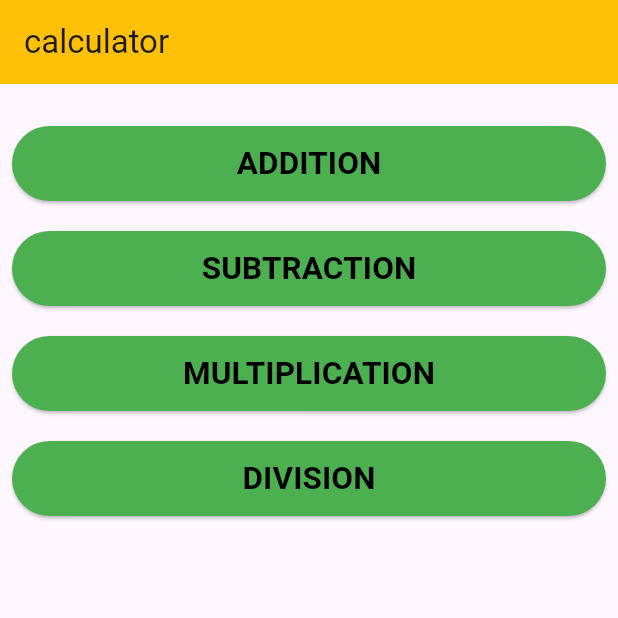
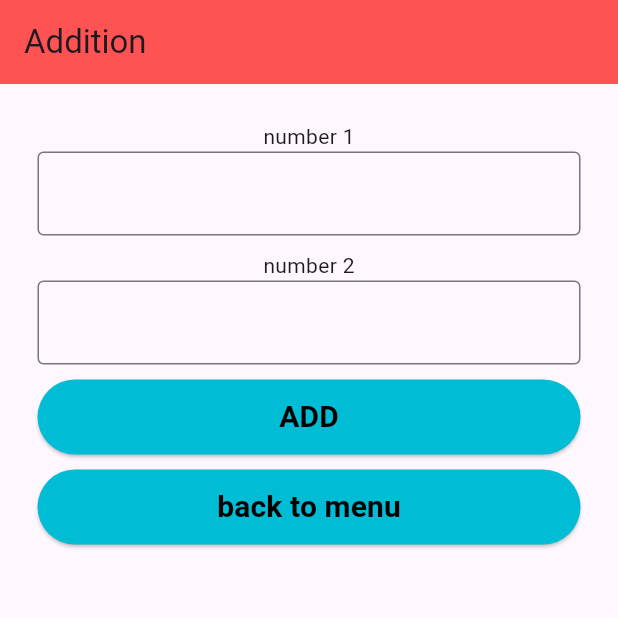
Before and after one commit to Alfiya6282823310/Calculator-app-flutter, a Flutter app: the screen it shows after launch, after a tap on "ADDITION", on a phone screen of 412 x 824 dp, the top half of it. Run offline on Flutter 3.47's test engine with Material 3 defaults, Android fonts, the phone set to English and light mode, and no system bars.

Commit message:
addition completed

```diff
--- /dev/null
+++ b/lib/pages/addition.dart
@@ -0,0 +1,69 @@
+import 'package:flutter/material.dart';
+
+class additionpage extends StatelessWidget {
+  const additionpage({super.key});
+
+  @override
+  Widget build(BuildContext context) {
+    return MaterialApp(
+      home: Scaffold(
+        appBar: AppBar(
+          backgroundColor: Colors.redAccent,
+          title: Text("Addition"),
+        ),
+        body: Padding(
+          padding: const EdgeInsets.all(25.0),
+          child: Container(
+          child: Column(
+            children: [
+              Text("number 1"),
+              TextField(
+                decoration: InputDecoration(
+          border: OutlineInputBorder()
+                ),
+              ),
+              SizedBox(height: 10,),
+              Text("number 2"),
+              TextField(
+                decoration: InputDecoration(
+          border: OutlineInputBorder()
+                ),
+              ),
+              SizedBox(height: 10,),
+              SizedBox(
+                width: 400,
+                height: 50,
+                child: ElevatedButton(
+                    style: ElevatedButton.styleFrom(
+                      backgroundColor: Colors.cyan
+                    ),
+                    onPressed: (){}, child:
+                Text("ADD",
+                style: TextStyle(color: Colors.black,
+                fontSize: 20,
+                fontWeight: FontWeight.bold),)),
+              ),
+              SizedBox(height: 10,),
+              SizedBox(
+                width: 400,
+                height: 50,
+                child: ElevatedButton(
+                  style: ElevatedButton.styleFrom(
+                    backgroundColor: Colors.cyan
+                  ),
+                    onPressed: (){
+                  Navigator.pop(context);
+                }, child:
+                Text("back to menu",
+                style: TextStyle(color: Colors.black,
+                    fontSize: 20,
+                    fontWeight: FontWeight.bold),)),
+              )
+            ],
+          ),
+          ),
+        ),
+      ),
+    );
+  }
+}
--- a/lib/pages/homepage.dart
+++ b/lib/pages/homepage.dart
@@ -1,3 +1,4 @@
+import 'package:calculator/pages/addition.dart';
 import 'package:flutter/material.dart';
 
 class homepage extends StatelessWidget {
@@ -20,7 +21,10 @@ class homepage extends StatelessWidget {
                   style: ElevatedButton.styleFrom(
                       backgroundColor: Colors.green
                   ),
-                  onPressed: (){}, child:
+                  onPressed: (){
+                    Navigator.push(context,
+                    MaterialPageRoute(builder: (context)=>additionpage()));
+                  }, child:
               Text("ADDITION",
                 style: TextStyle(color: Colors.black,
                     fontSize: 21,
```
